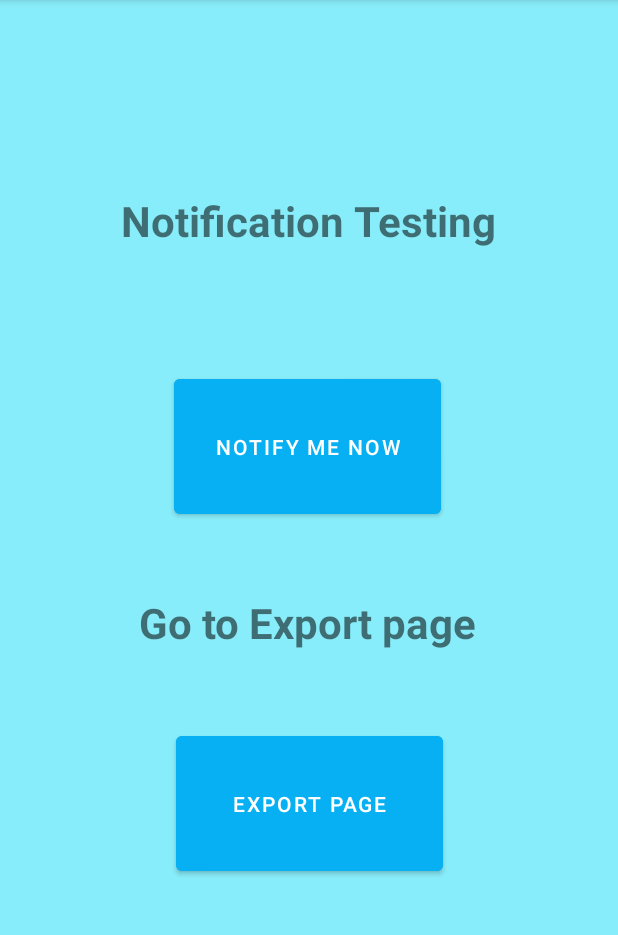
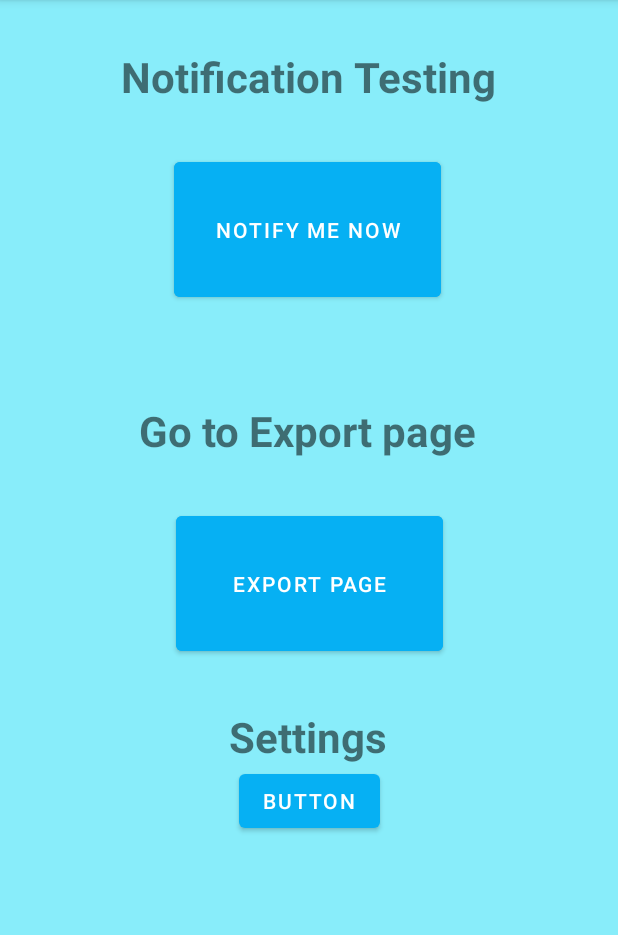
Before and after one commit to The-Doctors-PM/project-m, an Android app: the ProfilePlaceholderActivity screen opened directly, with no data from a screen before it, on a phone screen of 412 x 824 dp, the part 84-1019 px from its top. Run offline under Robolectric (Android 15) with nearby library versions, the phone set to English and light mode, and no system bars.

Commit message:
Merge fixes

```diff
--- a/app/src/main/java/com/example/feelingfinder/Profile/ProfilePlaceholderActivity.java
+++ b/app/src/main/java/com/example/feelingfinder/Profile/ProfilePlaceholderActivity.java
@@ -18,6 +18,7 @@ import com.example.feelingfinder.Dialogs.NotificationPermissionDialog;
 import com.example.feelingfinder.ExportPDF.ExportActivity;
 import com.example.feelingfinder.MainActivity;
 import com.example.feelingfinder.R;
+import com.example.feelingfinder.SettingsActivity.SettingsActivity;
 import com.example.feelingfinder.Utility.FeelingFinder;
 
 public class ProfilePlaceholderActivity extends AppCompatActivity {
@@ -72,5 +73,16 @@ public class ProfilePlaceholderActivity extends AppCompatActivity {
             }
         });
 
+        // Go to Leonardo's Settings
+        Button goToSetting = findViewById(R.id.goToSettings);
+        goToSetting.setOnClickListener(new View.OnClickListener() {
+            @Override
+            public void onClick(View view) {
+                Intent intent = new Intent(FeelingFinder.getAppContext(), SettingsActivity.class);
+                intent.setFlags(Intent.FLAG_ACTIVITY_NEW_TASK);
+                startActivity(intent);
+            }
+        });
+
     }
 }
--- a/app/src/main/res/layout/activity_export.xml
+++ b/app/src/main/res/layout/activity_export.xml
@@ -22,7 +22,7 @@
         android:layout_width="wrap_content"
         android:layout_height="wrap_content"
         android:layout_marginTop="264dp"
-        android:text="Export All Notes"
+        android:text="Export All Notes\n(NOT WORKING)"
         app:layout_constraintEnd_toEndOf="parent"
         app:layout_constraintStart_toStartOf="parent"
         app:layout_constraintTop_toTopOf="parent" />
@@ -32,7 +32,7 @@
         android:layout_width="wrap_content"
         android:layout_height="wrap_content"
         android:layout_marginTop="464dp"
-        android:text="Export this week notes"
+        android:text="Export this week notes\n (NOT WORKING)"
         app:layout_constraintEnd_toEndOf="parent"
         app:layout_constraintStart_toStartOf="parent"
         app:layout_constraintTop_toTopOf="parent" />
--- a/app/src/main/res/layout/activity_profile_placeholder.xml
+++ b/app/src/main/res/layout/activity_profile_placeholder.xml
@@ -20,8 +20,8 @@
         app:layout_constraintEnd_toEndOf="parent"
         app:layout_constraintHorizontal_bias="0.497"
         app:layout_constraintStart_toStartOf="parent"
-        app:layout_constraintTop_toTopOf="parent"
-        app:layout_constraintVertical_bias="0.357" />
+        app:layout_constraintTop_toBottomOf="@+id/textView"
+        app:layout_constraintVertical_bias="0.0" />
 
     <Button
         android:id="@+id/goToExport"
@@ -35,14 +35,14 @@
         app:layout_constraintEnd_toEndOf="parent"
         app:layout_constraintHorizontal_bias="0.502"
         app:layout_constraintStart_toStartOf="parent"
-        app:layout_constraintTop_toTopOf="parent"
-        app:layout_constraintVertical_bias="0.752" />
+        app:layout_constraintTop_toBottomOf="@+id/textView3"
+        app:layout_constraintVertical_bias="0.0" />
 
     <TextView
         android:id="@+id/textView"
         android:layout_width="wrap_content"
         android:layout_height="wrap_content"
-        android:layout_marginTop="128dp"
+        android:layout_marginTop="32dp"
         android:text="Notification Testing"
         android:textSize="28sp"
         android:textStyle="bold"
@@ -54,13 +54,35 @@
         android:id="@+id/textView3"
         android:layout_width="wrap_content"
         android:layout_height="wrap_content"
-        android:layout_marginTop="396dp"
+        android:layout_marginTop="64dp"
         android:text="Go to Export page"
         android:textSize="28sp"
         android:textStyle="bold"
         app:layout_constraintEnd_toEndOf="parent"
         app:layout_constraintHorizontal_bias="0.497"
         app:layout_constraintStart_toStartOf="parent"
-        app:layout_constraintTop_toTopOf="parent" />
+        app:layout_constraintTop_toBottomOf="@+id/notifyNowButton" />
+
+    <TextView
+        android:id="@+id/textView4"
+        android:layout_width="wrap_content"
+        android:layout_height="wrap_content"
+        android:layout_marginTop="32dp"
+        android:text="Settings"
+        android:textSize="28sp"
+        android:textStyle="bold"
+        app:layout_constraintEnd_toEndOf="parent"
+        app:layout_constraintHorizontal_bias="0.497"
+        app:layout_constraintStart_toStartOf="parent"
+        app:layout_constraintTop_toBottomOf="@+id/goToExport" />
+
+    <Button
+        android:id="@+id/goToSettings"
+        android:layout_width="wrap_content"
+        android:layout_height="wrap_content"
+        android:text="Button"
+        app:layout_constraintEnd_toEndOf="parent"
+        app:layout_constraintStart_toStartOf="parent"
+        app:layout_constraintTop_toBottomOf="@+id/textView4" />
 
 </androidx.constraintlayout.widget.ConstraintLayout>
```
Also changed, not shown: app/src/main/AndroidManifest.xml (+3 -12 lines).
